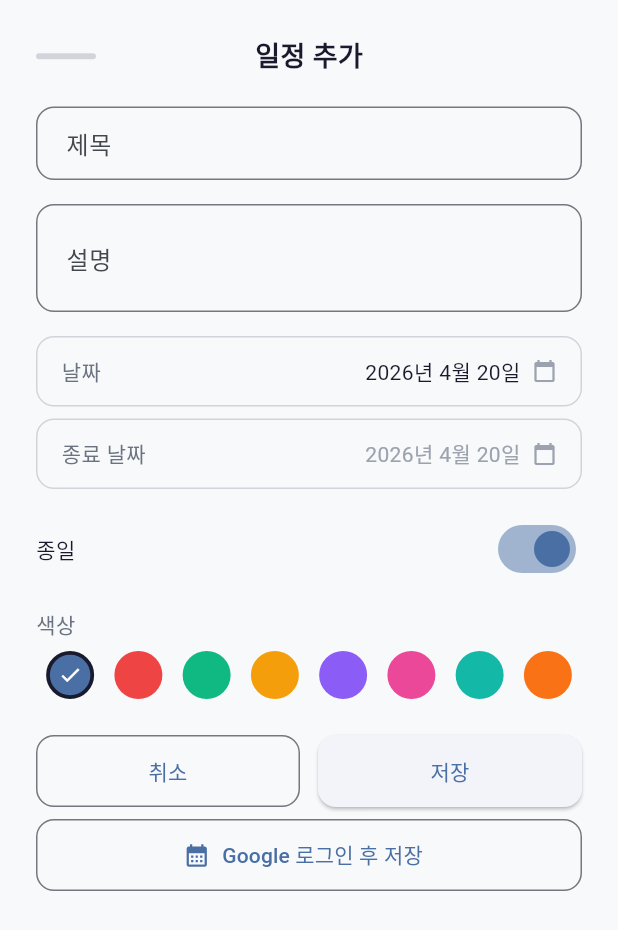
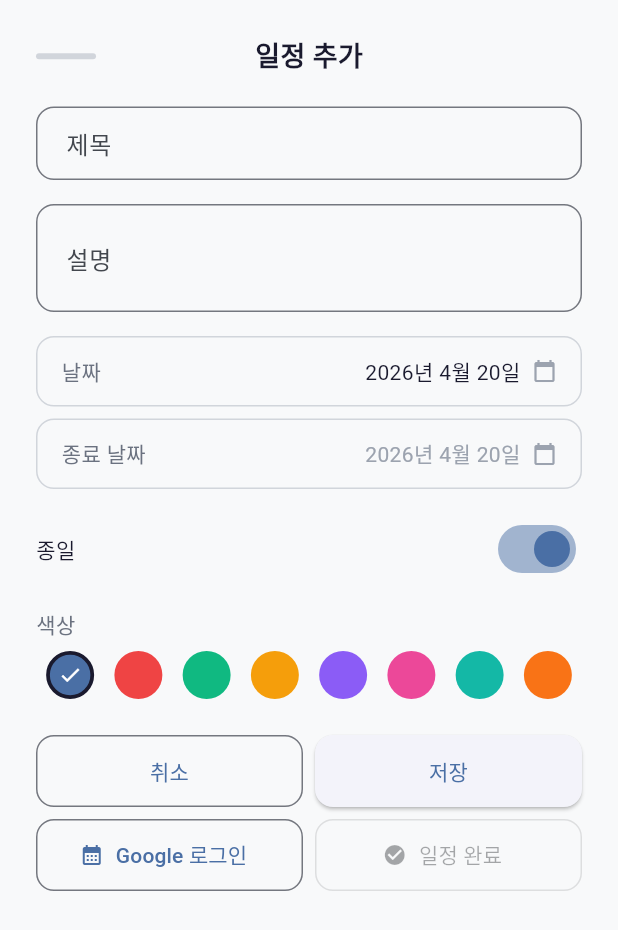
Before and after one commit to indibery/planroutine, a Flutter app: the EventEditDialog widget shown alone on an empty page, opened directly with empty values, on a phone screen of 412 x 824 dp. Shown: the top 930 px of the screen. Run offline on Flutter 3.47's test engine with Material 3 defaults, Android fonts, the phone set to English and light mode, and no system bars; our stand-ins replace csv, file_picker, flutter_riverpod, freezed_annotation, go_router, google_sign_in and 4 more; missing offline and left inert: charset_converter, googleapis; accounts and stored records are empty.

Commit message:
feat(calendar): 이벤트 완료 토글 + 4버튼 + 완료 시각적 표시
DB v2 → v3 마이그레이션
- calendar_events에 completed_at TEXT 컬럼 추가
- NULL = 미완료, ISO8601 문자열 = 완료 시각

모델/Repository
- CalendarEvent에 completedAt 필드 + isCompleted getter
- CalendarRepository.markCompleted / markIncomplete
- Notifier.toggleCompleted

UI 변경
- event_edit_dialog: 기존 [취소][저장] + [Google 저장] 3버튼 →
  2×2 그리드 4버튼
  Row1: [취소] [저장]
  Row2: [Google 저장] [일정 완료] (또는 "완료 취소")
- 완료 상태면 체크 아이콘 회색 + "완료 취소" 라벨로 토글
- Google 저장 라벨 짧게(공간 확보)
- 새 이벤트는 먼저 저장 후 완료 가능 (widget.event == null 방지)

시각적 표시
- event_list_section: 완료 이벤트 타이틀/설명 strikethrough,
  배경 surfaceVariant, 좌측 컬러바 회색, 우측에 체크 아이콘
- calendar_day_cell: 완료 이벤트 점은 더 작고 회색 톤으로
  (지나간/처리한 일정 한눈 구분)

Co-Authored-By: Claude Opus 4.7 (1M context) <noreply@anthropic.com>

```diff
--- a/lib/core/constants/app_strings.dart
+++ b/lib/core/constants/app_strings.dart
@@ -90,9 +90,13 @@ class AppStrings {
   static const calendarEventColor = '색상';
   static const calendarTitleRequired = '제목을 입력해주세요';
   static const calendarSaveToGoogle = 'Google 캘린더에도 저장';
+  static const calendarSaveToGoogleShort = 'Google 저장';
   static const calendarSaveToGoogleNeedsSignIn = 'Google 로그인 후 저장';
+  static const calendarSaveToGoogleNeedsSignInShort = 'Google 로그인';
   static const calendarSaveToGoogleDone = '구글 캘린더에 저장했습니다';
   static const calendarSaveToGoogleFailed = '구글 캘린더 저장 실패';
+  static const calendarMarkComplete = '일정 완료';
+  static const calendarUndoComplete = '완료 취소';
 
   // 휴지통
   static const trashTitle = '휴지통';
--- a/lib/features/calendar/domain/calendar_event.dart
+++ b/lib/features/calendar/domain/calendar_event.dart
@@ -21,6 +21,7 @@ abstract class CalendarEvent with _$CalendarEvent {
     @JsonKey(name: 'created_at') String? createdAt,
     @JsonKey(name: 'updated_at') String? updatedAt,
     @JsonKey(name: 'deleted_at') String? deletedAt,
+    @JsonKey(name: 'completed_at') String? completedAt,
   }) = _CalendarEvent;
 
   factory CalendarEvent.fromJson(Map<String, dynamic> json) =>
@@ -40,8 +41,12 @@ abstract class CalendarEvent with _$CalendarEvent {
       createdAt: map['created_at'] as String?,
       updatedAt: map['updated_at'] as String?,
       deletedAt: map['deleted_at'] as String?,
+      completedAt: map['completed_at'] as String?,
     );
   }
+
+  /// 완료된 이벤트인지 (completedAt이 null이 아니면 완료)
+  bool get isCompleted => completedAt != null;
 
   /// DB 삽입용 Map 변환 (deletedAt은 repository에서 별도 관리)
   Map<String, dynamic> toMap() {
--- a/lib/features/calendar/presentation/widgets/event_edit_dialog.dart
+++ b/lib/features/calendar/presentation/widgets/event_edit_dialog.dart
@@ -7,6 +7,7 @@ import '../../../../core/constants/app_sizes.dart';
 import '../../../../core/constants/app_strings.dart';
 import '../../../google/presentation/providers/google_providers.dart';
 import '../../domain/calendar_event.dart';
+import '../providers/calendar_providers.dart';
 
 /// 이벤트 추가/수정 바텀시트
 class EventEditDialog extends ConsumerStatefulWidget {
@@ -296,8 +297,12 @@ class _EventEditDialogState extends ConsumerState<EventEditDialog> {
   Widget _buildButtons() {
     final googleAccount = ref.watch(googleAccountProvider).valueOrNull;
     final isSignedIn = googleAccount != null;
+    final isCompleted = widget.event?.isCompleted ?? false;
+    final canComplete = _isEditing; // 새로 추가하는 이벤트는 먼저 저장해야 완료 가능
+
     return Column(
       children: [
+        // Row 1: 취소 / 저장
         Row(
           children: [
             Expanded(
@@ -307,7 +312,7 @@ class _EventEditDialogState extends ConsumerState<EventEditDialog> {
                 child: const Text(AppStrings.cancel),
               ),
             ),
-            const SizedBox(width: AppSizes.spacing12),
+            const SizedBox(width: AppSizes.spacing8),
             Expanded(
               child: ElevatedButton(
                 onPressed: _savingToGoogle ? null : _onSave,
@@ -317,26 +322,55 @@ class _EventEditDialogState extends ConsumerState<EventEditDialog> {
           ],
         ),
         const SizedBox(height: AppSizes.spacing8),
-        SizedBox(
-          width: double.infinity,
+        // Row 2: Google 저장 / 일정 완료(or 완료 취소)
+        Row(
+          children: [
+            Expanded(
               child: OutlinedButton.icon(
                 onPressed: _savingToGoogle ? null : _onSaveToGoogle,
                 icon: _savingToGoogle
                     ? const SizedBox(
-                    width: 16,
-                    height: 16,
+                        width: 14,
+                        height: 14,
                         child: CircularProgressIndicator(strokeWidth: 2),
                       )
-                : const Icon(Icons.calendar_month, size: 18),
+                    : const Icon(Icons.calendar_month, size: 16),
                 label: Text(
                   isSignedIn
-                  ? AppStrings.calendarSaveToGoogle
-                  : AppStrings.calendarSaveToGoogleNeedsSignIn,
+                      ? AppStrings.calendarSaveToGoogleShort
+                      : AppStrings.calendarSaveToGoogleNeedsSignInShort,
+                  overflow: TextOverflow.ellipsis,
                 ),
                 style: OutlinedButton.styleFrom(
                   foregroundColor: AppColors.primary,
                 ),
               ),
+            ),
+            const SizedBox(width: AppSizes.spacing8),
+            Expanded(
+              child: OutlinedButton.icon(
+                onPressed: (canComplete && !_savingToGoogle)
+                    ? _onToggleCompleted
+                    : null,
+                icon: Icon(
+                  isCompleted
+                      ? Icons.radio_button_unchecked
+                      : Icons.check_circle,
+                  size: 16,
+                ),
+                label: Text(
+                  isCompleted
+                      ? AppStrings.calendarUndoComplete
+                      : AppStrings.calendarMarkComplete,
+                ),
+                style: OutlinedButton.styleFrom(
+                  foregroundColor: isCompleted
+                      ? AppColors.textSecondary
+                      : AppColors.statusConfirmed,
+                ),
+              ),
+            ),
+          ],
         ),
       ],
     );
@@ -414,6 +448,21 @@ class _EventEditDialogState extends ConsumerState<EventEditDialog> {
     }
   }
 
+  /// 완료/완료 취소 토글: 현재 편집 중인 내용을 먼저 저장 후 상태 변경.
+  Future<void> _onToggleCompleted() async {
+    if (!_formKey.currentState!.validate()) return;
+    final event = widget.event;
+    if (event == null) return;
+
+    // 편집 내용 먼저 반영
+    final edited = _buildEvent();
+    await ref.read(selectedMonthEventsProvider.notifier).updateEvent(edited);
+    // 완료 상태 토글
+    await ref.read(selectedMonthEventsProvider.notifier).toggleCompleted(event);
+    if (!mounted) return;
+    Navigator.pop(context);
+  }
+
   CalendarEvent _buildEvent() {
     final now = DateTime.now().toIso8601String();
     final dateStr = _formatDate(_eventDate);
```
Also changed, not shown: lib/core/database/database_helper.dart (+9 -1 lines), lib/features/calendar/data/calendar_repository.dart (+22 -0 lines), lib/features/calendar/presentation/providers/calendar_providers.dart (+13 -0 lines), lib/features/calendar/presentation/widgets/calendar_day_cell.dart (+9 -4 lines), lib/features/calendar/presentation/widgets/event_list_section.dart (+29 -6 lines), lib/features/calendar/domain/calendar_event.freezed.dart, lib/features/calendar/domain/calendar_event.g.dart. Lines whose indentation alone changed are shown as unchanged.
